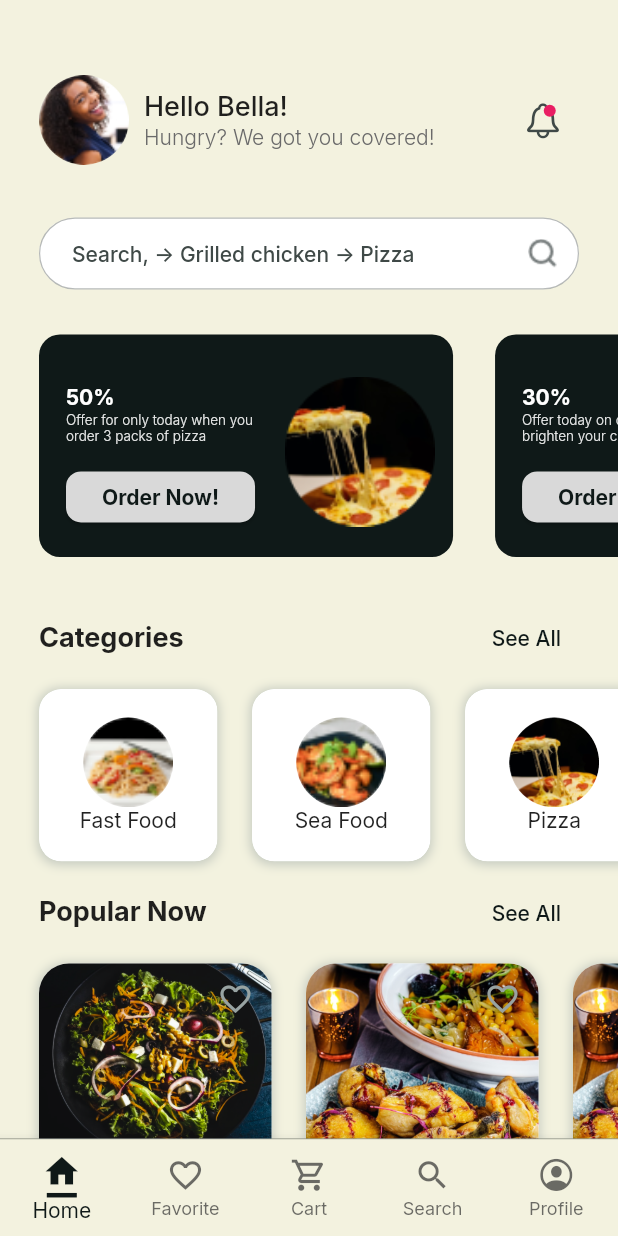
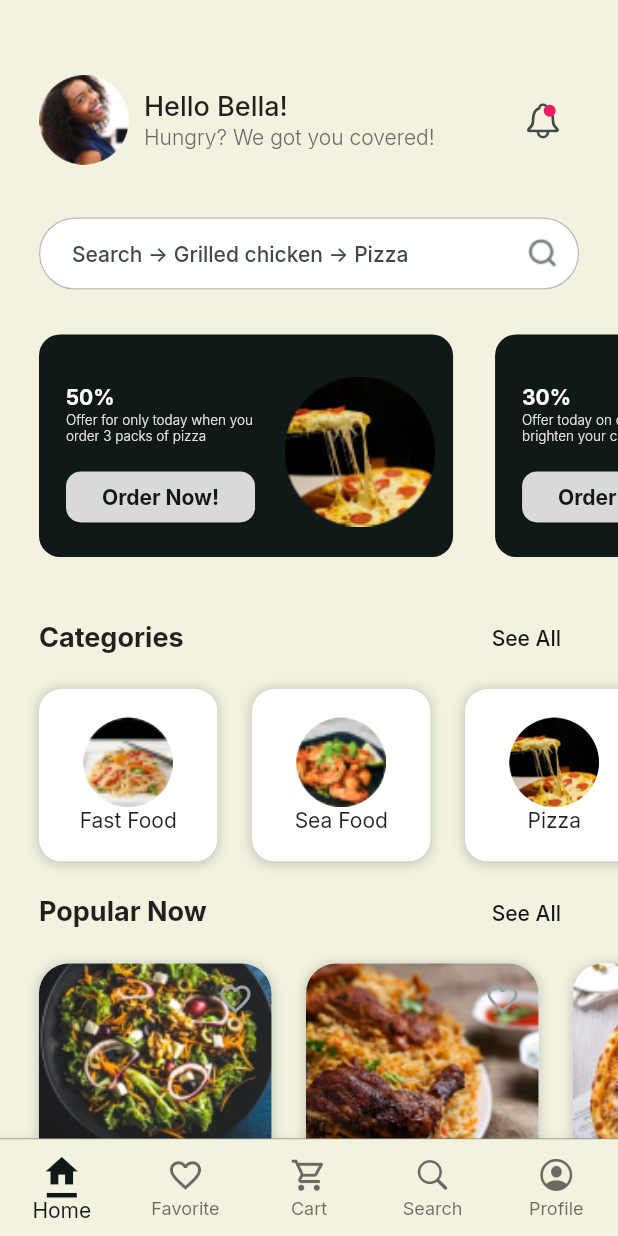
Before and after one commit to John-Daniels/fudiee, a Flutter app: the HomeScreen screen opened by its route, on a phone screen of 412 x 824 dp. Run offline on Flutter 3.47's test engine with Material 2 defaults, Android fonts, the phone set to English and light mode, and no system bars; our stand-ins replace flutter_screenutil, get, google_fonts, smooth_page_indicator.

Commit message:
finnishing up.. implemented some ui fixes

```diff
--- a/lib/constants/data.dart
+++ b/lib/constants/data.dart
@@ -63,19 +63,19 @@ List<PopularModel> popularData = [
     title: 'African Salad',
     deliveryTime: 10,
     price: 20,
-    image: Assets.authBg,
+    image: Assets.salad,
   ),
   PopularModel(
     title: 'Jellof Rice',
     deliveryTime: 15,
     price: 35,
-    image: Assets.onb2,
+    image: Assets.jollofRice,
   ),
   PopularModel(
     title: 'Pizza',
     deliveryTime: 5,
     price: 12,
-    image: Assets.onb2,
+    image: Assets.pizza2,
   ),
 ];
 
--- a/lib/controllers/cart/cart_controller.dart
+++ /dev/null
@@ -1,3 +0,0 @@
-import 'package:get/get.dart';
-
-class CartController extends GetxController {}
--- a/lib/screens/home/views/home/components/bottom_app_bar.dart
+++ b/lib/screens/home/views/home/components/bottom_app_bar.dart
@@ -49,8 +49,8 @@ class AppBottomBar extends StatelessWidget {
           ),
           BottomNavigationBarItem(
             label: 'Search',
-            icon: Icon(Icons.search_outlined),
-            activeIcon: BottomBarIndicator(icon: Icon(Icons.search)),
+            icon: Icon(CupertinoIcons.search),
+            activeIcon: BottomBarIndicator(icon: Icon(CupertinoIcons.search)),
           ),
           BottomNavigationBarItem(
             label: 'Profile',
--- a/lib/screens/home/widgets/popular_now_card.dart
+++ b/lib/screens/home/widgets/popular_now_card.dart
@@ -39,12 +39,18 @@ class PopularNowCard extends StatelessWidget {
           // padding: EdgeInsets.zero,
           child: Column(
             children: [
-              FadeInImage(
-                placeholder: AssetImage(image),
-                image: AssetImage(image),
-                fit: BoxFit.cover,
-                width: double.infinity,
-                height: 145,
+              Transform.translate(
+                offset: const Offset(0, -8),
+                child: Transform.scale(
+                  scale: 1.2,
+                  child: FadeInImage(
+                    placeholder: AssetImage(image),
+                    image: AssetImage(image),
+                    fit: BoxFit.cover,
+                    width: double.infinity,
+                    height: 145,
+                  ),
+                ),
               ),
               Container(
                 padding: const EdgeInsets.symmetric(
--- a/lib/screens/home/widgets/search_bar.dart
+++ b/lib/screens/home/widgets/search_bar.dart
@@ -20,7 +20,7 @@ class SearchBar extends StatelessWidget {
         contentPadding: const EdgeInsets.symmetric(
           horizontal: 18,
         ),
-        hintText: 'Search, -> Grilled chicken -> Pizza',
+        hintText: 'Search -> Grilled chicken -> Pizza',
         suffixIcon: Image.asset(Assets.searchIcon),
       ),
     );
```
